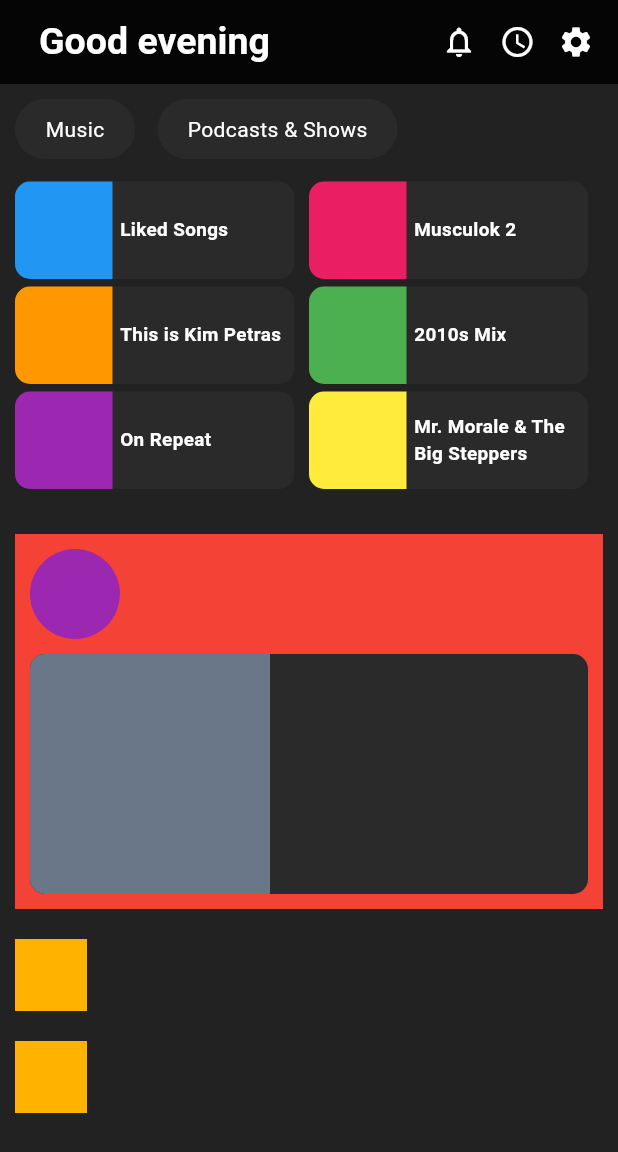
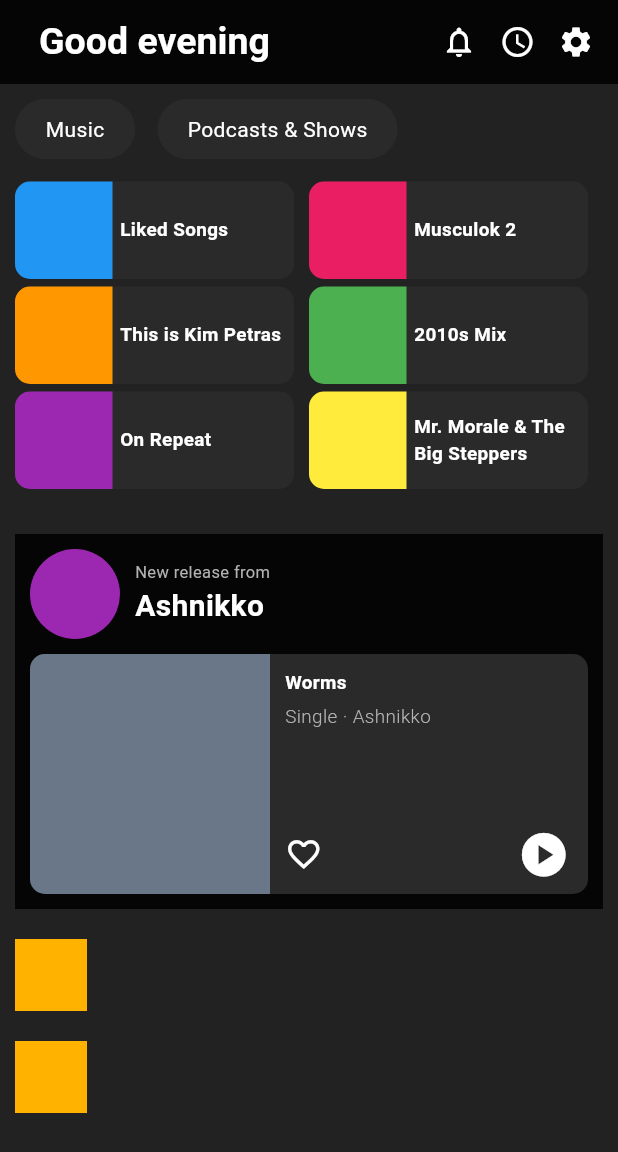
Before and after one commit to erickpadron/spotify-app-dart, a Flutter app: the screen it shows after launch, on a phone screen of 412 x 824 dp. Shown: the top 1152 px of the screen. Run offline on Flutter 3.47's test engine with Material 2 defaults, Android fonts, the phone set to English and light mode, and no system bars.

Commit message:
New Release
New Release pulido, faltan imagenes

```diff
--- a/lib/main.dart
+++ b/lib/main.dart
@@ -1,5 +1,6 @@
 import 'package:flutter/material.dart';
 import 'package:spotify_app_dart/widgets/recentButton.dart';
+import 'package:spotify_app_dart/widgets/newRelease.dart';
 
 void main() {
   runApp(const MyApp());
@@ -146,50 +147,8 @@
               ),
             ],
           ),
-          Container(
-            margin: const EdgeInsets.only(top: 30.0, bottom: 10.0, left: 10.0, right: 10.0),
-            color: Colors.red,
-            width: MediaQuery.of(context).size.width,
-            height: 250.0,
-            child: Column(
-              crossAxisAlignment: CrossAxisAlignment.start,
-              children: [
-                Container(
-                  margin: const EdgeInsets.all(10.0),
-                  width: 60.0,
-                  height: 60.0,
-                  decoration: BoxDecoration(
-                    color: Colors.purple,
-                    borderRadius: BorderRadius.circular(30),
-                  ),
-                ),
-                Container(
-                  margin: const EdgeInsets.only(left: 10.0, right: 10.0, bottom: 10.0),
-                  width: 400.0,
-                  height: 160,
-                  decoration: BoxDecoration(
-                    color: const Color.fromRGBO(42, 42, 42, 1),
-                    borderRadius: BorderRadius.circular(10.0),
-                  ),
-                  child: Row(
-                    children: [
-                      Container(
-                        width: 160,
-                        height: 160,
-                        decoration: const BoxDecoration(
-                          color: Color.fromRGBO(106, 119, 137, 1),
-                          borderRadius: BorderRadius.only(
-                            topLeft: Radius.circular(10.0),
-                            bottomLeft: Radius.circular(10.0),
-                          )
-                        ),
-                      ),
-
-                    ],
-                  ),
-                ),
-              ],
-            ),
+          const NewRelease(
+            artist: 'Ashnikko',
           ),
           Container(
             margin: const EdgeInsets.all(10.0),
--- /dev/null
+++ b/lib/widgets/newRelease.dart
@@ -0,0 +1,135 @@
+import 'package:flutter/material.dart';
+
+class NewRelease extends StatelessWidget {
+  final String artist;
+  const NewRelease({Key? key, required this.artist}): super(key: key);
+  @override
+  Widget build(BuildContext context){
+    return Container(
+      margin: const EdgeInsets.only(top: 30.0, bottom: 10.0, left: 10.0, right: 10.0),
+      color: Colors.black87,
+      width: MediaQuery.of(context).size.width,
+      height: 250.0,
+      child: Column(
+        crossAxisAlignment: CrossAxisAlignment.start,
+        children: [
+          Row(
+            children: [
+              Container(
+                margin: const EdgeInsets.all(10.0),
+                width: 60.0,
+                height: 60.0,
+                decoration: BoxDecoration(
+                  color: Colors.purple,
+                  borderRadius: BorderRadius.circular(30),
+                ),
+              ),
+              Column(
+                crossAxisAlignment: CrossAxisAlignment.start,
+                children: [
+                  const Text(
+                    'New release from',
+                    style: TextStyle(
+                      color: Color.fromRGBO(179, 179, 179, 1),
+                      fontSize: 11.0,
+                    ),
+                  ),
+                  Text(
+                    artist,
+                    style: const TextStyle(
+                      color: Colors.white,
+                      fontWeight: FontWeight.bold,
+                      fontSize: 20.0,
+                    ),
+                  ),
+                ],
+              )
+            ],
+          ),
+          Container(
+            margin: const EdgeInsets.only(left: 10.0, right: 10.0, bottom: 10.0),
+            width: 400.0,
+            height: 160,
+            decoration: BoxDecoration(
+              color: const Color.fromRGBO(42, 42, 42, 1),
+              borderRadius: BorderRadius.circular(10.0),
+            ),
+            child: Row(
+              children: [
+                Container(
+                  width: 160,
+                  height: 160,
+                  decoration: const BoxDecoration(
+                      color: Color.fromRGBO(106, 119, 137, 1),
+                      borderRadius: BorderRadius.only(
+                        topLeft: Radius.circular(10.0),
+                        bottomLeft: Radius.circular(10.0),
+                      )
+                  ),
+                ),
+                Column(
+                  crossAxisAlignment: CrossAxisAlignment.start,
+                  children: [
+                    const Padding(
+                      padding: EdgeInsets.only(
+                          bottom: 5.0,
+                          right: 10.0,
+                          left: 10.0,
+                          top: 10.0),
+                      child: Text(
+                        'Worms',
+                        style: TextStyle(
+                          fontSize: 12.6,
+                          color: Colors.white,
+                          fontWeight: FontWeight.bold,
+                        ),
+                      ),
+                    ),
+                    Padding(
+                      padding: const EdgeInsets.only(
+                          bottom: 10.0,
+                          right: 10.0,
+                          left: 10.0),
+                      child: Text(
+                        'Single \u00B7 $artist',
+                        style: const TextStyle(
+                          fontSize: 12.6,
+                          color: Color.fromRGBO(179, 179, 179, 1),
+                          fontWeight: FontWeight.w300,
+                        ),
+                      ),
+                    ),
+                    const Padding(
+                      padding: EdgeInsets.only(
+                        top: 55.0,
+                        left: 10.0,
+                        right: 10.0,
+                      ),
+                      child: Row(
+                        children: [
+                          Icon(
+                            Icons.favorite_border,
+                            color: Colors.white,
+                            size: 25.0,
+                          ),
+                          SizedBox(
+                            width: 130.0,
+                          ),
+                          Icon(
+                            Icons.play_circle,
+                            color: Colors.white,
+                            size: 35.0,
+                          ),
+                        ],
+                      ),
+                    )
+                  ],
+                ),
+              ],
+            ),
+          ),
+        ],
+      ),
+    );
+  }
+}
```
